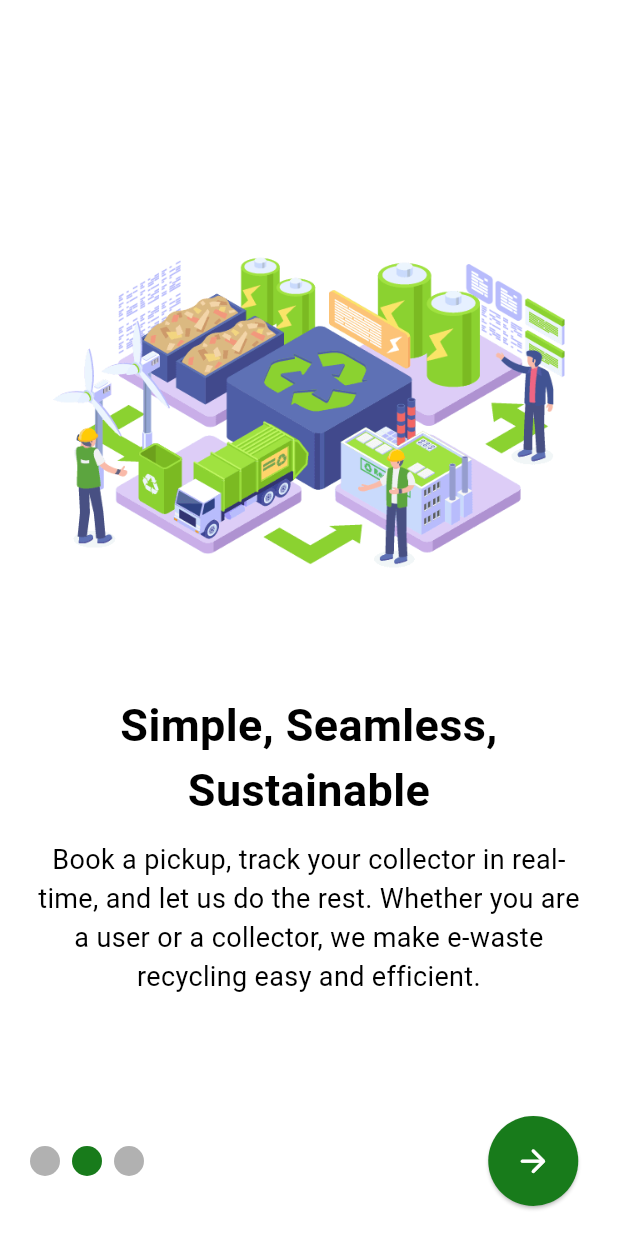
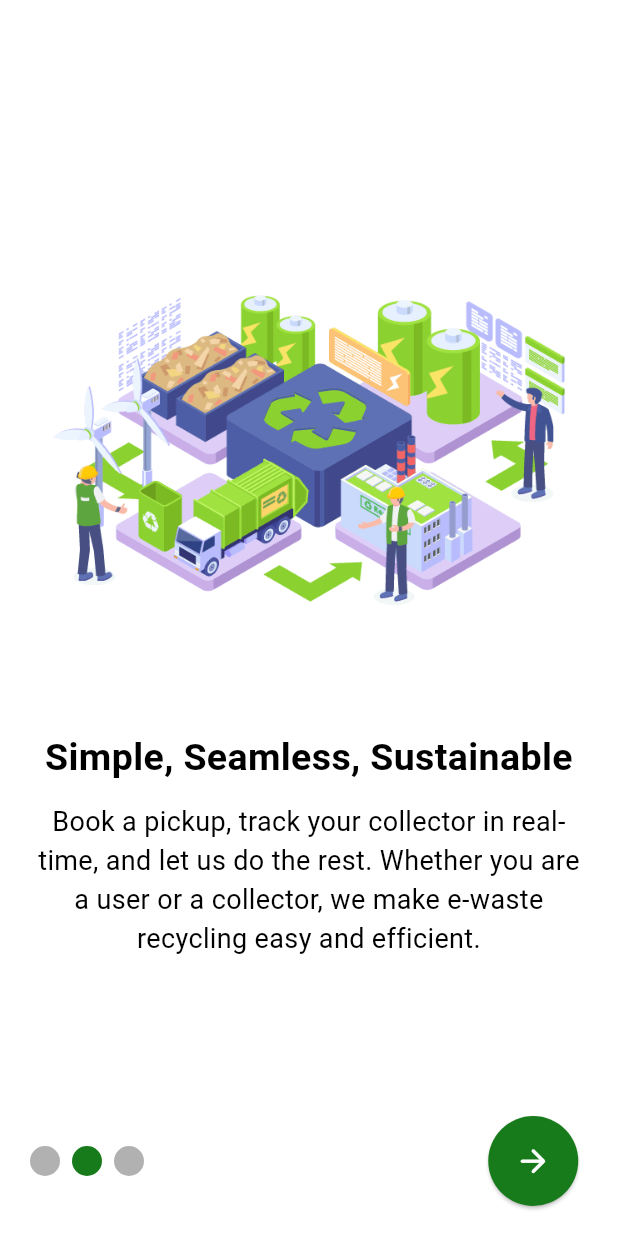
Before and after one commit to zhenwaikok/green_cycle, a Flutter app: the screen it shows after launch, after a tap on the "arrow forward" icon, on a phone screen of 412 x 824 dp. Run offline on Flutter 3.47's test engine with Material 3 defaults, Android fonts, the phone set to English and light mode, and no system bars; our stand-ins replace auto_route, cached_network_image, carousel_slider, flutter_blurhash, flutter_form_builder, font_awesome_flutter and 2 more; missing offline and left inert: map_launcher, multi_image_picker_view; network calls fail.

Commit message:
collector request details screen

```diff
--- a/lib/constant/images_manager.dart
+++ b/lib/constant/images_manager.dart
@@ -4,4 +4,6 @@ class Images {
   static const onboarding3 = 'assets/images/onboarding3.jpg';
   static const logo = 'assets/images/GreenCycleLogo.png';
   static const fpxLogo = 'assets/images/fpx_logo.png';
+  static const googleLogo = 'assets/images/google_map_logo.png';
+  static const wazeLogo = 'assets/images/waze_logo.png';
 }
--- a/lib/router/router.dart
+++ b/lib/router/router.dart
@@ -56,5 +56,6 @@ class AppRouter extends $AppRouter {
     AutoRoute(page: AddOrEditAwarenessRoute.page),
     AutoRoute(page: CollectorDetailsRoute.page),
     AutoRoute(page: PickupRequestDetailsRoute.page),
+    AutoRoute(page: CollectorPickupRequestDetailsRoute.page),
   ];
 }
--- a/lib/view/admin/manage_requests/manage_requests_screen.dart
+++ b/lib/view/admin/manage_requests/manage_requests_screen.dart
@@ -111,13 +111,6 @@ class _Styles {
 
   static const customCardPadding = EdgeInsets.all(10);
 
-  static const tabBarLabelPadding = EdgeInsets.symmetric(vertical: 10);
-
-  static const tabLabelTextStyle = TextStyle(
-    fontSize: 15,
-    fontWeight: FontWeightManager.regular,
-  );
-
   static const blackTextStyle = TextStyle(
     fontSize: 15,
     fontWeight: FontWeightManager.bold,
--- a/lib/view/auth/signup_screen.dart
+++ b/lib/view/auth/signup_screen.dart
@@ -280,7 +280,7 @@ extension _WidgetFactories on _SignUpScreenState {
         ),
         SizedBox(height: 12),
         CustomButton(
-          text: 'Already have an account? Sign In',
+          text: 'Have an account? Sign In',
           textColor: ColorManager.primary,
           backgroundColor: ColorManager.whiteColor,
           borderColor: ColorManager.primary,
--- a/lib/view/customer/my_listing/my_listing_screen.dart
+++ b/lib/view/customer/my_listing/my_listing_screen.dart
@@ -200,18 +200,9 @@ extension _WidgetFactories on _MyListingScreenState {
 class _Styles {
   _Styles._();
 
-  static const tabBarPadding = EdgeInsets.symmetric(vertical: 20);
-
-  static const tabBarLabelPadding = EdgeInsets.symmetric(vertical: 10);
-
   static const screenPadding = EdgeInsets.symmetric(
     horizontal: 20,
     vertical: 20,
-  );
-
-  static const tabLabelTextStyle = TextStyle(
-    fontSize: 18,
-    fontWeight: FontWeightManager.regular,
   );
 
   static const sortByTextStyle = TextStyle(
--- a/lib/view/customer/my_purchases/my_purchases_screen.dart
+++ b/lib/view/customer/my_purchases/my_purchases_screen.dart
@@ -1,7 +1,5 @@
 import 'package:auto_route/auto_route.dart';
 import 'package:flutter/material.dart';
-import 'package:green_cycle_fyp/constant/color_manager.dart';
-import 'package:green_cycle_fyp/constant/font_manager.dart';
 import 'package:green_cycle_fyp/view/customer/my_purchases/my_purchases_tab.dart';
 import 'package:green_cycle_fyp/widget/appbar.dart';
 import 'package:green_cycle_fyp/widget/custom_tab_bar.dart';
@@ -83,11 +81,4 @@ class _Styles {
     horizontal: 20,
     vertical: 20,
   );
-
-  static const tabLabelTextStyle = TextStyle(
-    fontSize: 18,
-    fontWeight: FontWeightManager.regular,
-  );
-
-  static const tabBarLabelPadding = EdgeInsets.symmetric(vertical: 10);
 }
--- a/lib/view/customer/points/points_screen.dart
+++ b/lib/view/customer/points/points_screen.dart
@@ -108,13 +108,4 @@ class _Styles {
     fontWeight: FontWeightManager.bold,
     color: ColorManager.primary,
   );
-
-  static const tabLabelTextStyle = TextStyle(
-    fontSize: 18,
-    fontWeight: FontWeightManager.regular,
-  );
-
-  static const tabBarPadding = EdgeInsets.symmetric(vertical: 30);
-
-  static const tabBarLabelPadding = EdgeInsets.symmetric(vertical: 10);
 }
--- a/lib/view/customer/reward/reward_screen.dart
+++ b/lib/view/customer/reward/reward_screen.dart
@@ -106,13 +106,4 @@ class _Styles {
     fontWeight: FontWeightManager.bold,
     color: ColorManager.primary,
   );
-
-  static const tabLabelTextStyle = TextStyle(
-    fontSize: 18,
-    fontWeight: FontWeightManager.regular,
-  );
-
-  static const tabBarPadding = EdgeInsets.symmetric(vertical: 30);
-
-  static const tabBarLabelPadding = EdgeInsets.symmetric(vertical: 10);
 }
--- a/lib/view/onboarding_screen.dart
+++ b/lib/view/onboarding_screen.dart
@@ -4,6 +4,7 @@ import 'package:green_cycle_fyp/constant/color_manager.dart';
 import 'package:green_cycle_fyp/constant/font_manager.dart';
 import 'package:green_cycle_fyp/constant/images_manager.dart';
 import 'package:green_cycle_fyp/router/router.gr.dart';
+import 'package:green_cycle_fyp/widget/custom_button.dart';
 import 'package:green_cycle_fyp/widget/dot_indicator.dart';
 
 class OnBoard {
@@ -124,12 +125,11 @@ extension _WidgetFactories on _OnboardingScreenState {
     required String description,
   }) {
     return Column(
+      mainAxisAlignment: MainAxisAlignment.center,
       children: [
-        Spacer(),
         getOnboardImage(image: image),
         SizedBox(height: 12),
         getOnboardMessage(title: title, description: description),
-        Spacer(),
       ],
     );
   }
@@ -185,21 +185,30 @@ extension _WidgetFactories on _OnboardingScreenState {
     return SizedBox(
       height: _Styles.bottomStartButtonHeight,
       width: _Styles.bottomStartButtonWidth,
-      child: ElevatedButton(
+      child: CustomButton(
+        text: 'Get Started',
+        textColor: ColorManager.whiteColor,
         onPressed: onStartButtonPressed,
-        style: ElevatedButton.styleFrom(
-          shape: RoundedRectangleBorder(
-            borderRadius: BorderRadiusGeometry.circular(_Styles.borderRadius),
-          ),
-          backgroundColor: ColorManager.primary,
-        ),
-        child: Text(
-          'Get Started',
-          textAlign: TextAlign.center,
-          style: _Styles.getStartedTextStyle,
-        ),
       ),
     );
+    // return SizedBox(
+    //   height: _Styles.bottomStartButtonHeight,
+    //   width: _Styles.bottomStartButtonWidth,
+    //   child: ElevatedButton(
+    //     onPressed: onStartButtonPressed,
+    //     style: ElevatedButton.styleFrom(
+    //       shape: RoundedRectangleBorder(
+    //         borderRadius: BorderRadiusGeometry.circular(_Styles.borderRadius),
+    //       ),
+    //       backgroundColor: ColorManager.primary,
+    //     ),
+    //     child: Text(
+    //       'Get Started',
+    //       textAlign: TextAlign.center,
+    //       style: _Styles.getStartedTextStyle,
+    //     ),
+    //   ),
+    // );
   }
 
   Widget getDotIndicator() {
@@ -224,14 +233,13 @@ class _Styles {
   static const onboardImageSize = 350.0;
   static const bottomNextButtonSize = 60.0;
   static const bottomStartButtonHeight = 40.0;
-  static const bottomStartButtonWidth = 130.0;
+  static const bottomStartButtonWidth = 150.0;
   static const iconSize = 25.0;
-  static const borderRadius = 5.0;
   static const animatedDuration = 300;
   static const indicatorRightPadding = 8.0;
 
   static const titleTextStyle = TextStyle(
-    fontSize: 30,
+    fontSize: 25,
     fontWeight: FontWeightManager.bold,
     color: ColorManager.blackColor,
   );
--- a/lib/widget/custom_button.dart
+++ b/lib/widget/custom_button.dart
@@ -10,6 +10,7 @@ class CustomButton extends StatelessWidget {
     this.borderColor,
     required this.onPressed,
     this.icon,
+    this.image,
   });
 
   final String text;
@@ -18,6 +19,7 @@ class CustomButton extends StatelessWidget {
   final Color? borderColor;
   final void Function() onPressed;
   final Icon? icon;
+  final String? image;
 
   @override
   Widget build(BuildContext context) {
@@ -44,9 +46,19 @@ class CustomButton extends StatelessWidget {
         child: Row(
           mainAxisAlignment: MainAxisAlignment.center,
           children: [
+            image != null
+                ? Image.asset(image ?? '', height: 15, width: 15)
+                : SizedBox.shrink(),
+            image != null ? SizedBox(width: 5) : SizedBox(width: 0),
+
             ?icon,
             icon != null ? SizedBox(width: 10) : SizedBox(width: 0),
-            Text(text, style: _Styles.buttonTextStyle(color: textColor)),
+
+            Text(
+              text,
+              style: _Styles.buttonTextStyle(color: textColor),
+              overflow: TextOverflow.ellipsis,
+            ),
           ],
         ),
       ),
--- a/pubspec.yaml
+++ b/pubspec.yaml
@@ -44,6 +44,12 @@ dependencies:
   #Carousel Slider
   carousel_slider: ^5.1.1
 
+  #Map Launcher
+  map_launcher: ^3.5.0
+
+  #URL Launcher
+  url_launcher: ^6.3.2
+
 dev_dependencies:
   flutter_test:
     sdk: flutter
```
Also changed, not shown: lib/view/collector/available_pickup_request/available_pickup_request_screen.dart (+9 -1 lines), lib/view/collector/my_pickup/my_pickup_screen.dart (+16 -7 lines), lib/view/collector/pickup_request_details/collector_pickup_request_details_screen.dart (added, +392 -0 lines), assets/images/google_map_logo.png (added), assets/images/waze_logo.png (added), lib/router/router.gr.dart, pubspec.lock, 6 other files.
